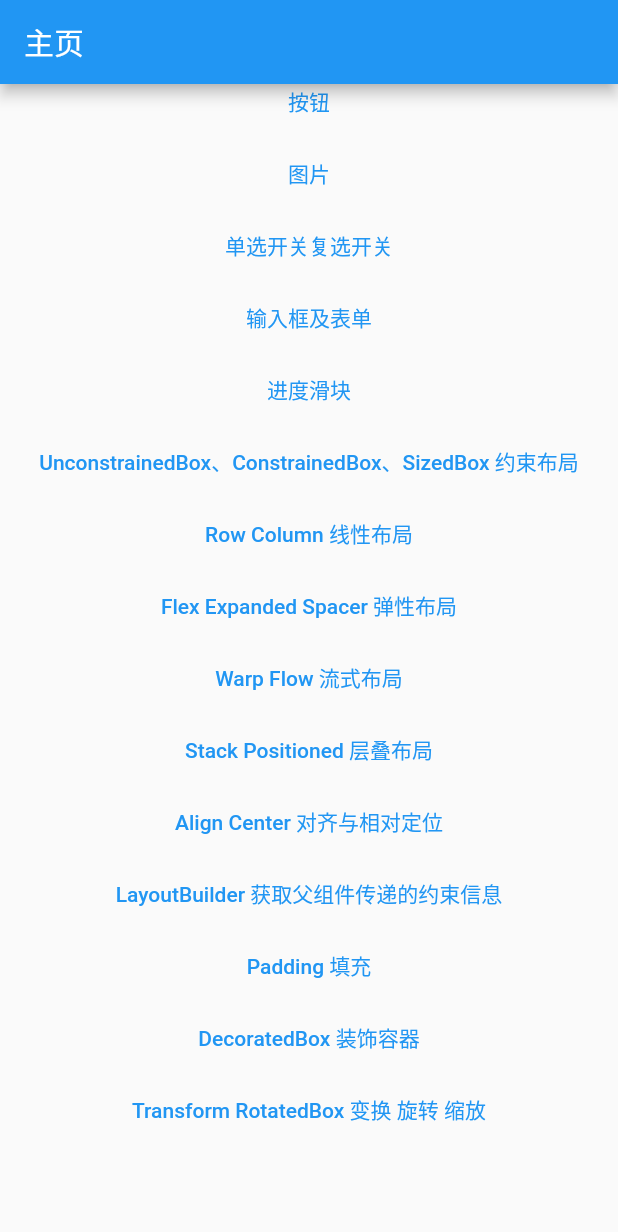
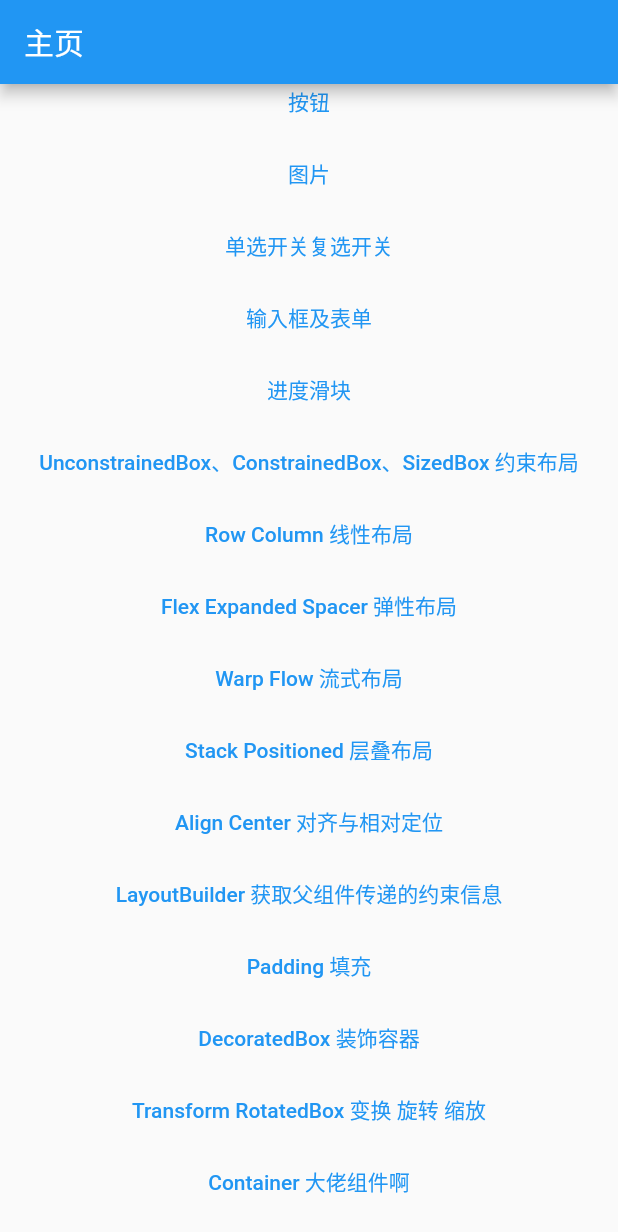
Before and after one commit to xxxIxxxx/flutter_ddup, a Flutter app: the screen it shows after launch, scrolled down 174 dp, on a phone screen of 412 x 824 dp. Shown: the top 1232 px of the screen. Run offline on Flutter 3.47's test engine with Material 2 defaults, Android fonts, the phone set to English and light mode, and no system bars; our stand-ins replace fluro.

Commit message:
Container 大佬组件

```diff
--- a/lib/app/home_page.dart
+++ b/lib/app/home_page.dart
@@ -153,6 +153,13 @@ class _MyHomePageState extends State<MyHomePage> {
             },
             child: const Text("Transform RotatedBox 变换 旋转 缩放"),
           ),
+          TextButton(
+            onPressed: () {
+              Application.router.navigateTo(context, Routes.container,
+                  transition: TransitionType.native);
+            },
+            child: const Text("Container 大佬组件啊"),
+          ),
         ],
       ),
     );
--- a/lib/route/route_handlers.dart
+++ b/lib/route/route_handlers.dart
@@ -1,8 +1,8 @@
 import 'package:fluro/fluro.dart';
 import 'package:flutter/cupertino.dart';
 import 'package:flutter_ddup/app/home_page.dart';
-
 import '../class/Align,Center对齐与相对定位/align_center_page.dart';
+import '../class/Container组件/container_page.dart';
 import '../class/DecoratedBox装饰容器渐变边框等/decorated_box_page.dart';
 import '../class/Flex,Expanded,Spacer弹性布局/flex_expanded_page.dart';
 import '../class/LayoutBuilder获取父组件传递的约束信息/layout_builder_page.dart';
@@ -122,3 +122,8 @@ var transformRotatedHandeler = Handler(
     handlerFunc: (BuildContext? context, Map<String, List<String>> params) {
   return const TransformRotatedBoxPage();
 });
+
+var containerHandeler = Handler(
+    handlerFunc: (BuildContext? context, Map<String, List<String>> params) {
+  return const ContainerPage();
+});
--- a/lib/route/routes.dart
+++ b/lib/route/routes.dart
@@ -25,6 +25,7 @@ class Routes {
   static String padding = "/padding";
   static String decoratedBox = "/decoratedBox";
   static String transform = "/transform";
+  static String container = "/container";
 
   static void configureRoutes(FluroRouter router) {
     router.notFoundHandler = Handler(
@@ -51,5 +52,6 @@ class Routes {
     router.define(padding, handler: paddingHandeler);
     router.define(decoratedBox, handler: decoratedBoxHandeler);
     router.define(transform, handler: transformRotatedHandeler);
+    router.define(container, handler: containerHandeler);
   }
 }
```
Also changed, not shown: lib/class/Container组件/container_page.dart (added, +47 -0 lines).
